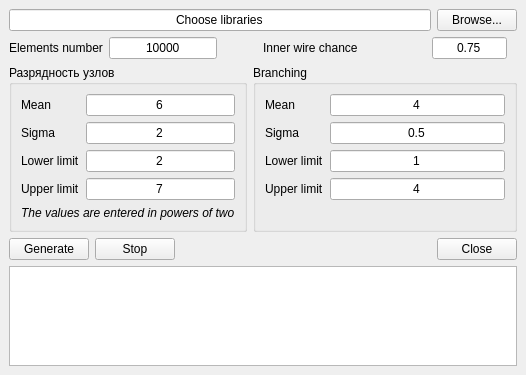
Before: the Qt Designer form app/gui/generatorwindow.ui in olerapx/VLSI-Designer, drawn with Qt 5.
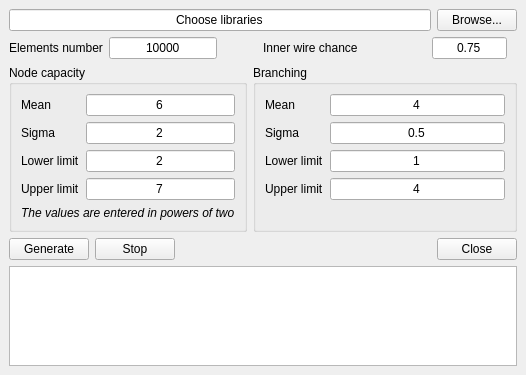
After: the same form once the commit is applied.

Patch:
```diff
--- a/app/gui/generatorwindow.ui
+++ b/app/gui/generatorwindow.ui
@@ -98,7 +98,7 @@
          </sizepolicy>
         </property>
         <property name="title">
-         <string>Разрядность узлов</string>
+         <string>Node capacity</string>
         </property>
         <layout class="QFormLayout" name="formLayout">
          <item row="1" column="0">
```
